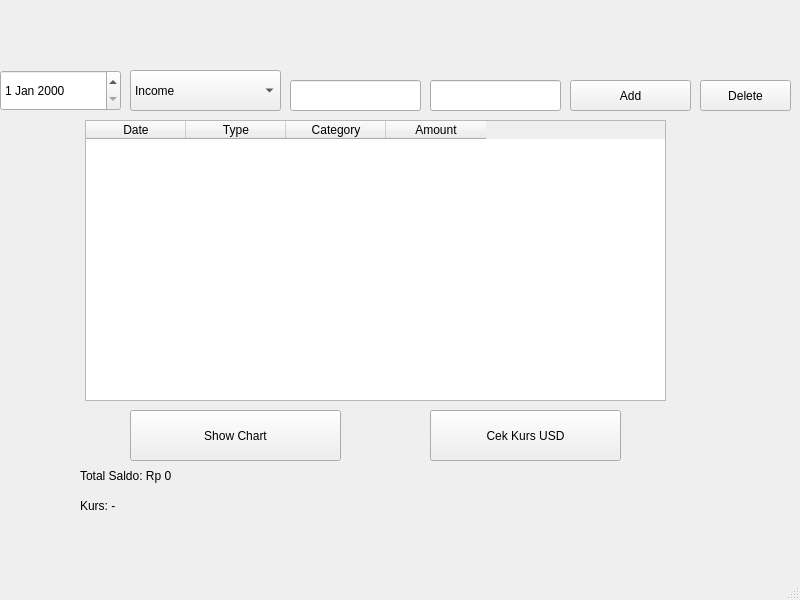
This is mainwindow.ui in raduolatch/qt-finance-app as Qt 5 draws it before an edit. The edited form follows.
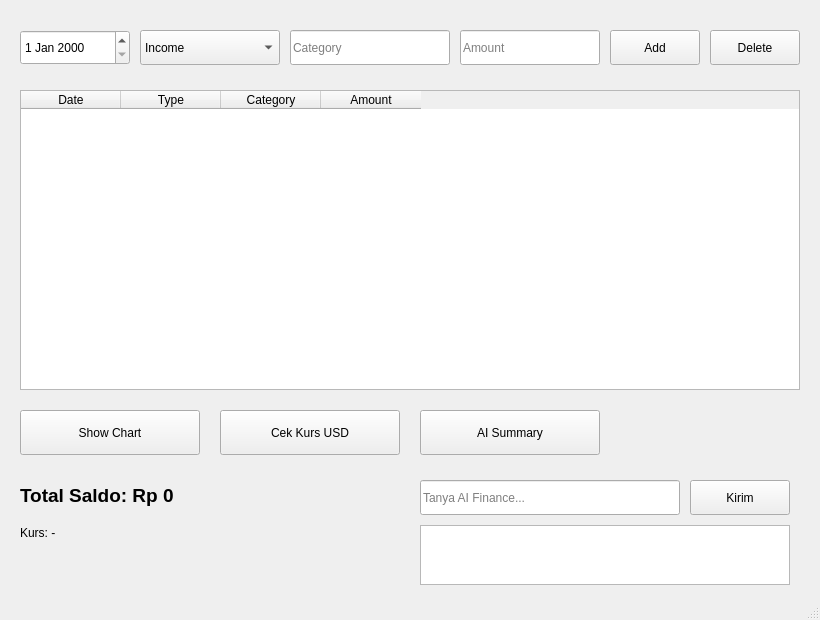
This is the edited form.

Commit message: menambahkan chatbot mini dan voice , dan juga menambahkan ai summary

```diff
--- a/mainwindow.ui
+++ b/mainwindow.ui
@@ -2,190 +2,304 @@
 <ui version="4.0">
  <class>MainWindow</class>
  <widget class="QMainWindow" name="MainWindow">
+
   <property name="geometry">
    <rect>
     <x>0</x>
     <y>0</y>
-    <width>800</width>
-    <height>600</height>
+    <width>820</width>
+    <height>620</height>
    </rect>
   </property>
+
   <property name="windowTitle">
-   <string>MainWindow</string>
+   <string>Finance App</string>
   </property>
+
+  <!-- CENTRAL WIDGET -->
   <widget class="QWidget" name="centralwidget">
+
+   <!-- DATE -->
+   <widget class="QDateEdit" name="inputDate">
+    <property name="geometry">
+     <rect>
+      <x>20</x>
+      <y>30</y>
+      <width>110</width>
+      <height>35</height>
+     </rect>
+    </property>
+   </widget>
+
+   <!-- TYPE -->
    <widget class="QComboBox" name="comboType">
     <property name="geometry">
      <rect>
-      <x>130</x>
-      <y>70</y>
-      <width>151</width>
-      <height>41</height>
+      <x>140</x>
+      <y>30</y>
+      <width>140</width>
+      <height>35</height>
      </rect>
     </property>
-    <property name="maxVisibleItems">
-     <number>10</number>
-    </property>
+
     <item>
      <property name="text">
       <string>Income</string>
      </property>
     </item>
+
     <item>
      <property name="text">
       <string>Expense</string>
      </property>
     </item>
    </widget>
-   <widget class="QLineEdit" name="inputAmount">
-    <property name="geometry">
-     <rect>
-      <x>430</x>
-      <y>80</y>
-      <width>131</width>
-      <height>31</height>
-     </rect>
-    </property>
-   </widget>
+
+   <!-- CATEGORY -->
    <widget class="QLineEdit" name="inputCategory">
     <property name="geometry">
      <rect>
       <x>290</x>
-      <y>80</y>
-      <width>131</width>
-      <height>31</height>
+      <y>30</y>
+      <width>160</width>
+      <height>35</height>
      </rect>
     </property>
-    <property name="text">
-     <string/>
+
+    <property name="placeholderText">
+     <string>Category</string>
     </property>
    </widget>
+
+   <!-- AMOUNT -->
+   <widget class="QLineEdit" name="inputAmount">
+    <property name="geometry">
+     <rect>
+      <x>460</x>
+      <y>30</y>
+      <width>140</width>
+      <height>35</height>
+     </rect>
+    </property>
+
+    <property name="placeholderText">
+     <string>Amount</string>
+    </property>
+   </widget>
+
+   <!-- ADD BUTTON -->
    <widget class="QPushButton" name="btnAdd">
     <property name="geometry">
      <rect>
-      <x>570</x>
-      <y>80</y>
-      <width>121</width>
-      <height>31</height>
+      <x>610</x>
+      <y>30</y>
+      <width>90</width>
+      <height>35</height>
      </rect>
     </property>
+
     <property name="text">
      <string>Add</string>
     </property>
    </widget>
-   <widget class="QLabel" name="labelBalance">
+
+   <!-- DELETE BUTTON -->
+   <widget class="QPushButton" name="btnDelete">
     <property name="geometry">
      <rect>
-      <x>80</x>
-      <y>460</y>
-      <width>181</width>
-      <height>31</height>
+      <x>710</x>
+      <y>30</y>
+      <width>90</width>
+      <height>35</height>
      </rect>
     </property>
+
     <property name="text">
-     <string>Total Saldo: Rp 0</string>
+     <string>Delete</string>
     </property>
    </widget>
+
+   <!-- TABLE -->
    <widget class="QTableWidget" name="tableWidget">
     <property name="geometry">
      <rect>
-      <x>85</x>
-      <y>120</y>
-      <width>581</width>
-      <height>281</height>
+      <x>20</x>
+      <y>90</y>
+      <width>780</width>
+      <height>300</height>
      </rect>
     </property>
-    <property name="styleSheet">
-     <string notr="true"/>
-    </property>
+
     <property name="columnCount">
      <number>4</number>
     </property>
+
     <column>
      <property name="text">
       <string>Date</string>
      </property>
     </column>
+
     <column>
      <property name="text">
       <string>Type</string>
      </property>
     </column>
+
     <column>
      <property name="text">
       <string>Category</string>
      </property>
     </column>
+
     <column>
      <property name="text">
       <string>Amount</string>
      </property>
     </column>
+
    </widget>
-   <widget class="QPushButton" name="btnDelete">
-    <property name="geometry">
-     <rect>
-      <x>700</x>
-      <y>80</y>
-      <width>91</width>
-      <height>31</height>
-     </rect>
-    </property>
-    <property name="text">
-     <string>Delete</string>
-    </property>
-   </widget>
+
+   <!-- SHOW CHART -->
    <widget class="QPushButton" name="btnChart">
     <property name="geometry">
      <rect>
-      <x>130</x>
+      <x>20</x>
       <y>410</y>
-      <width>211</width>
-      <height>51</height>
+      <width>180</width>
+      <height>45</height>
      </rect>
     </property>
+
     <property name="text">
      <string>Show Chart</string>
     </property>
    </widget>
-   <widget class="QDateEdit" name="inputDate">
-    <property name="geometry">
-     <rect>
-      <x>0</x>
-      <y>70</y>
-      <width>121</width>
-      <height>41</height>
-     </rect>
-    </property>
-   </widget>
+
+   <!-- API BUTTON -->
    <widget class="QPushButton" name="btnAPI">
     <property name="geometry">
      <rect>
-      <x>430</x>
+      <x>220</x>
       <y>410</y>
-      <width>191</width>
-      <height>51</height>
+      <width>180</width>
+      <height>45</height>
      </rect>
     </property>
+
     <property name="text">
      <string>Cek Kurs USD</string>
     </property>
    </widget>
+
+   <!-- AI SUMMARY BUTTON -->
+   <widget class="QPushButton" name="btnAI">
+    <property name="geometry">
+     <rect>
+      <x>420</x>
+      <y>410</y>
+      <width>180</width>
+      <height>45</height>
+     </rect>
+    </property>
+
+    <property name="text">
+     <string>AI Summary</string>
+    </property>
+   </widget>
+
+   <!-- BALANCE -->
+   <widget class="QLabel" name="labelBalance">
+    <property name="geometry">
+     <rect>
+      <x>20</x>
+      <y>480</y>
+      <width>350</width>
+      <height>30</height>
+     </rect>
+    </property>
+
+    <property name="text">
+     <string>Total Saldo: Rp 0</string>
+    </property>
+
+    <property name="styleSheet">
+     <string notr="true">
+font-size: 14pt;
+font-weight: bold;
+     </string>
+    </property>
+   </widget>
+
+   <!-- KURS -->
    <widget class="QLabel" name="labelKurs">
     <property name="geometry">
      <rect>
-      <x>80</x>
-      <y>490</y>
-      <width>171</width>
-      <height>31</height>
+      <x>20</x>
+      <y>520</y>
+      <width>250</width>
+      <height>25</height>
      </rect>
     </property>
+
     <property name="text">
      <string>Kurs: -</string>
     </property>
    </widget>
+
+   <!-- CHAT INPUT -->
+   <widget class="QLineEdit" name="inputChat">
+    <property name="geometry">
+     <rect>
+      <x>420</x>
+      <y>480</y>
+      <width>260</width>
+      <height>35</height>
+     </rect>
+    </property>
+
+    <property name="placeholderText">
+     <string>Tanya AI Finance...</string>
+    </property>
+   </widget>
+
+   <!-- CHAT BUTTON -->
+   <widget class="QPushButton" name="btnChat">
+    <property name="geometry">
+     <rect>
+      <x>690</x>
+      <y>480</y>
+      <width>100</width>
+      <height>35</height>
+     </rect>
+    </property>
+
+    <property name="text">
+     <string>Kirim</string>
+    </property>
+   </widget>
+
+   <!-- CHAT OUTPUT -->
+   <widget class="QTextEdit" name="chatOutput">
+    <property name="geometry">
+     <rect>
+      <x>420</x>
+      <y>525</y>
+      <width>370</width>
+      <height>60</height>
+     </rect>
+    </property>
+
+    <property name="readOnly">
+     <bool>true</bool>
+    </property>
+   </widget>
+
   </widget>
+
+  <!-- STATUS BAR -->
   <widget class="QStatusBar" name="statusbar"/>
+
  </widget>
  <resources/>
  <connections/>
```
Left out of the diff: 4 changed lines with no effect on the pictures. The commit also changes 62 other files.
